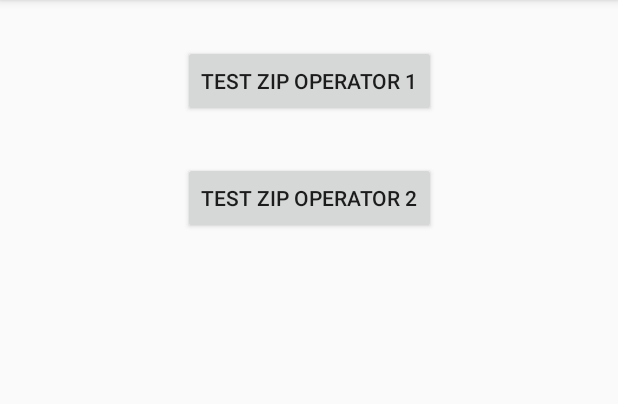
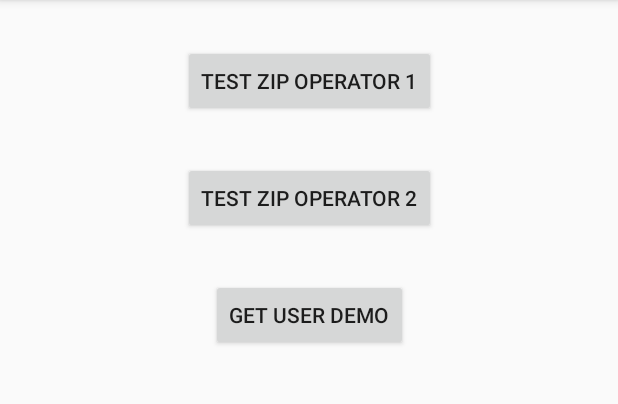
Before and after one commit to lizhen0211/Android_Rx_Java_2_Sample, an Android app: the ZipOperatorActivity screen opened directly, with no data from a screen before it, on a phone screen of 412 x 824 dp, the part 84-488 px from its top. Run offline under Robolectric (Android 15) with nearby library versions, the phone set to English and light mode, and no system bars; our stand-ins replace RxJava.

```diff
--- a/app/src/main/res/layout/activity_gzip_operator.xml
+++ b/app/src/main/res/layout/activity_gzip_operator.xml
@@ -28,4 +28,15 @@
         app:layout_constraintRight_toRightOf="parent"
         app:layout_constraintTop_toBottomOf="@id/test_zip_operator_btn" />
 
+    <Button
+        android:id="@+id/get_user_demo_btn2"
+        android:layout_width="wrap_content"
+        android:layout_height="wrap_content"
+        android:layout_marginTop="30dp"
+        android:onClick="onGetUserDemoClick"
+        android:text="get user demo"
+        app:layout_constraintLeft_toLeftOf="parent"
+        app:layout_constraintRight_toRightOf="parent"
+        app:layout_constraintTop_toBottomOf="@id/test_zip_operator_btn2" />
+
 </android.support.constraint.ConstraintLayout>
```
Also changed, not shown: app/src/main/java/com/lz/android_rxjava2_sample/ZipOperatorActivity.java (+37 -0 lines), app/src/main/java/com/lz/android_rxjava2_sample/net/UserRequest.java (added, +37 -0 lines), app/src/main/java/com/lz/android_rxjava2_sample/net/UserService.java (added, +21 -0 lines).
